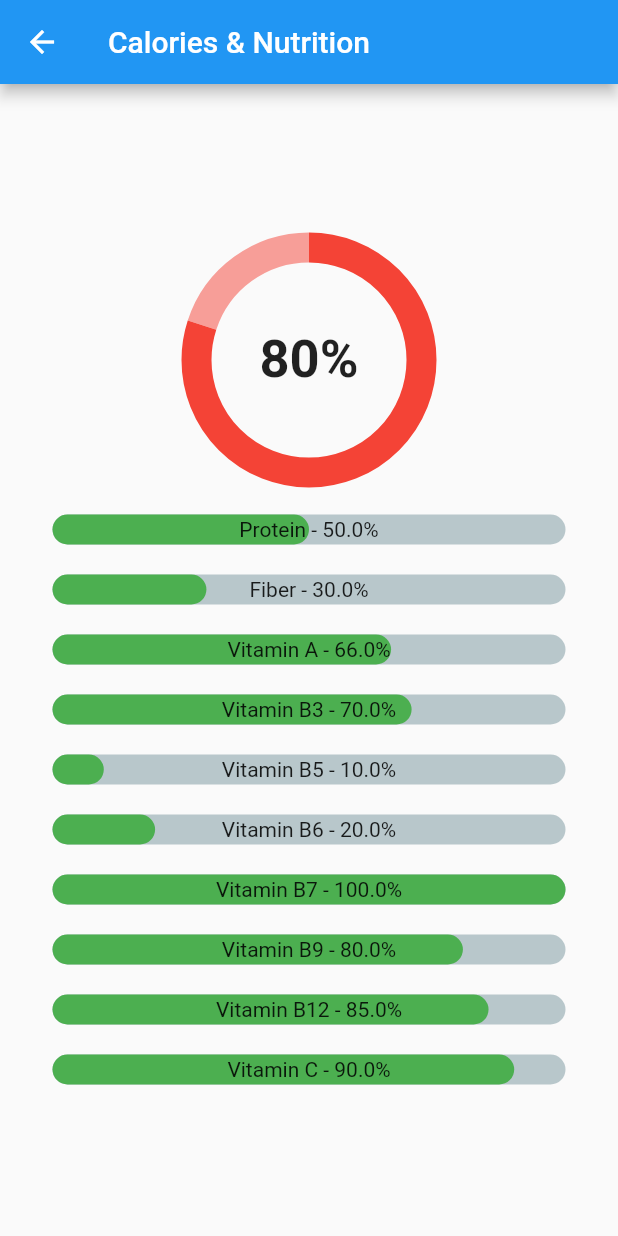
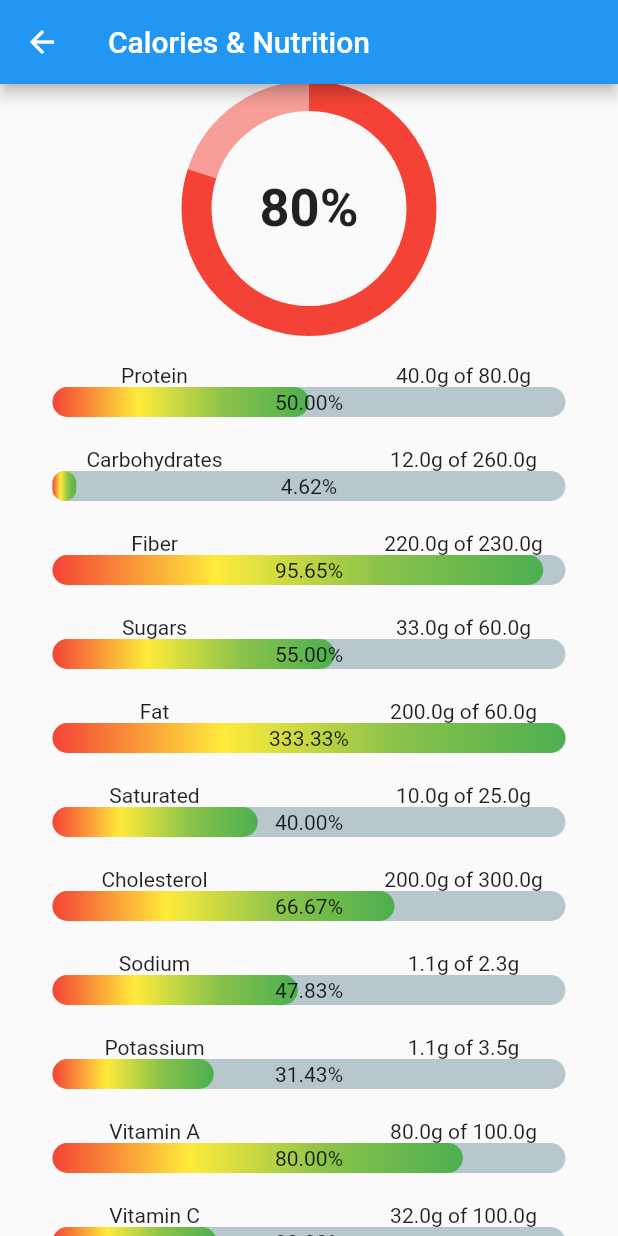
Before and after one commit to lmora21/nutrition_buddy, a Flutter app: the screen it shows after launch, after a tap on an icon or button, on a phone screen of 412 x 824 dp. Run offline on Flutter 3.47's test engine with Material 2 defaults, Android fonts, the phone set to English and light mode, and no system bars; drawn by our look-alikes of percent_indicator, pie_chart; our stand-ins replace charts_flutter; missing offline and left inert: window_size.

Commit message:
Overhauled progress indicators for micronutrients

```diff
--- a/lib/home_route_cal.dart
+++ b/lib/home_route_cal.dart
@@ -8,26 +8,87 @@ class RouteCal extends StatelessWidget {
 
   @override
   Widget build(BuildContext context) {
+    // Custom Bar with header and progress bar
+    Widget coolBar(String text, double progress, double goal) {
+      double percent = (progress / goal);
+      String percentString = (percent * 100).toStringAsFixed(2);
+      return Column(
+        children: <Widget>[
+          Row(
+            mainAxisAlignment: MainAxisAlignment.center,
+            crossAxisAlignment: CrossAxisAlignment.center,
+            children: <Widget>[
+              Flexible(
+                flex: 1,
+                child: SizedBox(
+                  width: double.infinity,
+                  child: Text(text, textAlign: TextAlign.center),
+                ),
+              ),
+              Flexible(
+                flex: 1,
+                child: SizedBox(
+                  width: double.infinity,
+                  child: Text("${progress}g of ${goal}g",
+                      textAlign: TextAlign.center),
+                ),
+              ),
+            ],
+          ),
+          LinearPercentIndicator(
+            alignment: MainAxisAlignment.center,
+            width: MediaQuery.of(context).size.width - 50,
+            animation: true,
+            lineHeight: 20.0,
+            animationDuration: 800,
+            percent: percent <= 1.0 ? percent : 1.0,
+            barRadius: const Radius.circular(20),
+            // progressColor: percent < 0.25
+            //     ? Colors.red
+            //     : percent < 0.5
+            //         ? Colors.orange
+            //         : percent < 0.75
+            //             ? Colors.yellow
+            //             : Colors.green,
+            center: Text("$percentString%"),
+            linearGradient: const LinearGradient(colors: [
+              Colors.red,
+              Colors.yellow,
+              Colors.lightGreen,
+              Colors.green
+            ]),
+            clipLinearGradient: true,
+          ),
+        ],
+      );
+    }
+
     return Scaffold(
       appBar: AppBar(title: const Text("Calories & Nutrition")),
       body: Center(
-        child: Column(
-          mainAxisAlignment: MainAxisAlignment.center,
-          children: <Widget>[
-            Wrap(
-              runSpacing: 20,
+        child: ListView(
+          children: [
+            Column(
+              mainAxisAlignment: MainAxisAlignment.center,
               children: <Widget>[
-                pie,
-                coolBar("Protein", 0.5, context),
-                coolBar("Fiber", 0.3, context),
-                coolBar("Vitamin A", 0.66, context),
-                coolBar("Vitamin B3", 0.7, context),
-                coolBar("Vitamin B5", 0.1, context),
-                coolBar("Vitamin B6", 0.2, context),
-                coolBar("Vitamin B7", 1, context),
-                coolBar("Vitamin B9", 0.8, context),
-                coolBar("Vitamin B12", 0.85, context),
-                coolBar("Vitamin C", 0.9, context),
+                Wrap(
+                  runSpacing: 20,
+                  children: <Widget>[
+                    pie,
+                    coolBar("Protein", 40, 80),
+                    coolBar("Carbohydrates", 12, 260),
+                    coolBar("Fiber", 220, 230),
+                    coolBar("Sugars", 33, 60),
+                    coolBar("Fat", 200, 60),
+                    coolBar("Saturated", 10, 25),
+                    coolBar("Cholesterol", 200, 300),
+                    coolBar("Sodium", 1.1, 2.3),
+                    coolBar("Potassium", 1.1, 3.5),
+                    coolBar("Vitamin A", 80, 100),
+                    coolBar("Vitamin C", 32, 100),
+                    coolBar("Iron", 50, 100),
+                  ],
+                ),
               ],
             ),
           ],
@@ -36,17 +97,3 @@ class RouteCal extends StatelessWidget {
     );
   }
 }
-
-Widget coolBar(String text, double percent, dynamic context) {
-  return LinearPercentIndicator(
-    alignment: MainAxisAlignment.center,
-    width: MediaQuery.of(context).size.width - 50,
-    animation: true,
-    lineHeight: 20.0,
-    animationDuration: 800,
-    percent: percent,
-    center: Text("$text - ${percent * 100}%"),
-    barRadius: const Radius.circular(20),
-    progressColor: Colors.green,
-  );
-}
```
